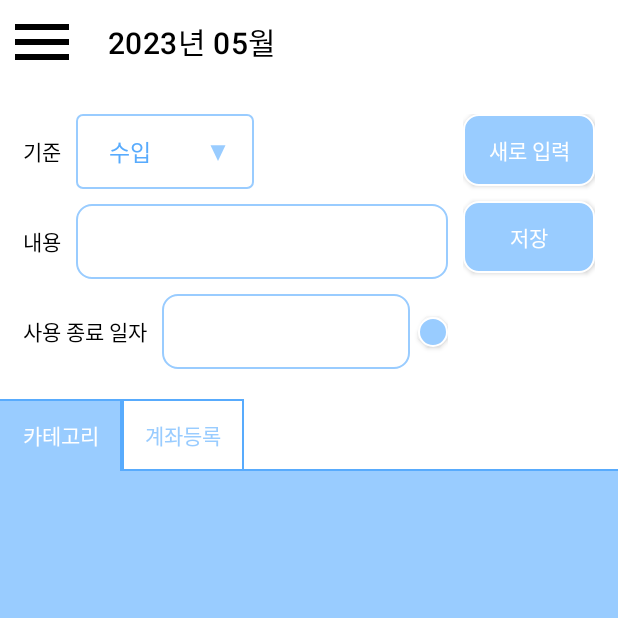
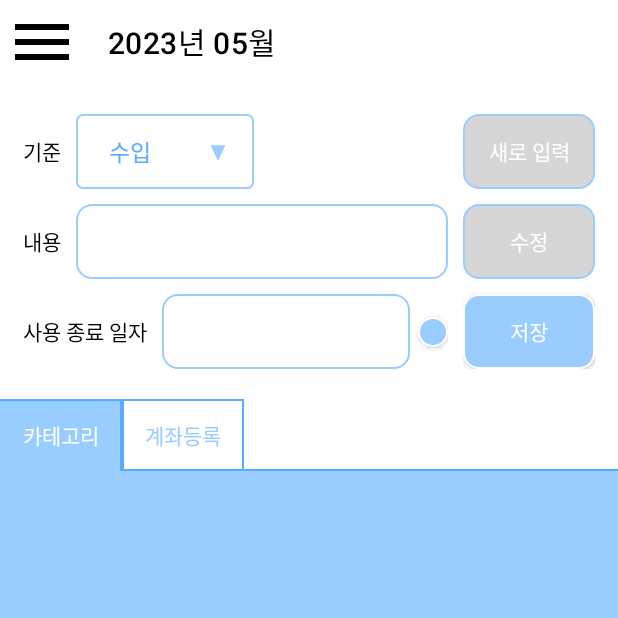
Before and after one commit to minGom0302/AccountBook, an Android app: the fragment CategorySettingFragment placed in its activity, after a tap on "새로 입력", on a phone screen of 412 x 824 dp, the top half of it. Run offline under Robolectric (Android 15) with nearby library versions, the phone set to English and light mode, and no system bars; our stand-ins replace data binding; libraries missing offline, so code that uses them is left out: com.prolificinteractive.materialcalendarview; 7 statements that could not run were skipped.

Commit message:
0511_create function category update

```diff
--- a/app/src/main/java/com/example/accountbook/fragment/CategorySettingFragment.java
+++ b/app/src/main/java/com/example/accountbook/fragment/CategorySettingFragment.java
@@ -15,10 +15,8 @@ import androidx.annotation.NonNull;
 import androidx.databinding.DataBindingUtil;
 import androidx.fragment.app.Fragment;
 import androidx.lifecycle.ViewModelProvider;
-import androidx.lifecycle.ViewModelStoreOwner;
 import androidx.recyclerview.widget.LinearLayoutManager;
 
-import android.util.Log;
 import android.view.LayoutInflater;
 import android.view.Menu;
 import android.view.MenuInflater;
@@ -27,7 +25,6 @@ import android.view.ViewGroup;
 import android.view.inputmethod.InputMethodManager;
 import android.widget.AdapterView;
 import android.widget.RadioGroup;
-import android.widget.Toast;
 
 import com.example.accountbook.R;
 import com.example.accountbook.activity.Popup_DatePicker;
@@ -52,10 +49,11 @@ public class CategorySettingFragment extends Fragment implements RadioGroup.OnCh
     private List<String[]> categoryList02;
     private List<CategoryDTO> categoryDTOS;
     private String category01, category02;
-    private int year, month;
+    private int year, month, categorySeq;
     private InputMethodManager imm;
     private CategoryAdapter_01 adapter_01;
     private int rbCheckValue = 0;
+    private boolean isModifyMode = false;
     private final Calendar calendar = Calendar.getInstance();
 
     @Override
@@ -96,30 +94,16 @@ public class CategorySettingFragment extends Fragment implements RadioGroup.OnCh
             binding.f04Recyclerview.setAdapter(adapter_01);
             binding.f04Recyclerview.setLayoutManager(new LinearLayoutManager(requireContext(), LinearLayoutManager.VERTICAL, false));
 
-            binding.f04SaveBtn.setEnabled(false);
-            binding.f04ContentsEt.setText("");
-            binding.f04ContentsEt.setEnabled(false);
-            binding.f04SpinnerCategory01.setEnabled(false);
-            binding.f04SpinnerCategory02.setEnabled(false);
-            binding.f04EndDayTv.setEnabled(false);
-            binding.f04EndDayTv.setText("");
+            setLayoutAndBtn(3, "", "", 0, 0, false);
 
             // recyclerview item 클릭 시 발생할 이벤트 > adapter 작성한 내용을 가져와서 작성
             adapter_01.setOnItemClickListener((v, categoryDTO) -> {
-                binding.f04SpinnerCategory01.setSelection(Arrays.asList(categoryList01.get(0)).indexOf(categoryDTO.getCategory01()));
-                binding.f04SpinnerCategory02.setSelection(Arrays.asList(categoryList02.get(0)).indexOf(categoryDTO.getCategory02()));
-                binding.f04ContentsEt.setText(categoryDTO.getContents());
-                binding.f04EndDayTv.setText(String.valueOf(categoryDTO.getStrEndDay()));
-                binding.f04ContentsEt.setEnabled(false);
-                binding.f04SpinnerCategory01.setEnabled(false);
-                binding.f04SpinnerCategory02.setEnabled(false);
-                binding.f04EndDayTv.setEnabled(false);
-                binding.f04SaveBtn.setEnabled(false);
+                this.categorySeq = categoryDTO.getSeq();
+                setLayoutAndBtn(0, categoryDTO.getContents(), categoryDTO.getStrEndDay(), Arrays.asList(categoryList01.get(0)).indexOf(categoryDTO.getCategory01())
+                        , Arrays.asList(categoryList02.get(0)).indexOf(categoryDTO.getCategory02()), false);
             });
             // recyclerview delete btn 클릭 시 발생할 이벤트
-            adapter_01.setOnItemDeleteListener((v, categoryDTO) ->
-                showDialog(0, "'" + categoryDTO.getContents() + "' 을(를) 삭제하시겠습니까?", categoryDTO)
-            );
+            adapter_01.setOnItemDeleteListener((v, categoryDTO) -> showDialog(0, "'" + categoryDTO.getContents() + "' 을(를) 삭제하시겠습니까?", categoryDTO));
         });
 
         // end day 클릭 이벤트
@@ -137,15 +121,12 @@ public class CategorySettingFragment extends Fragment implements RadioGroup.OnCh
         // 버튼 클릭 이벤트
         binding.f04NewBtn.setOnClickListener(v -> {
             hideKeyboard();
-            binding.f04EndDayTv.setText("");
-            binding.f04EndDayTv.setEnabled(true);
-            binding.f04ContentsEt.setText("");
-            binding.f04ContentsEt.setEnabled(true);
-            binding.f04SpinnerCategory01.setEnabled(true);
-            binding.f04SpinnerCategory02.setEnabled(true);
-            binding.f04SaveBtn.setEnabled(true);
-            binding.f04SpinnerCategory01.setSelection(0);
-            binding.f04SpinnerCategory02.setSelection(0);
+            isModifyMode = false;
+            setLayoutAndBtn(1, "", "", 0, 0, true);
+        });
+        binding.f04ModifyBtn.setOnClickListener(v -> {
+            isModifyMode = true;
+            setLayoutAndBtn(2, "", "", 0, 0, true);
         });
         binding.f04SaveBtn.setOnClickListener(v -> { // 새로운 카테고리/계좌 정보 저장
             hideKeyboard();
@@ -159,9 +140,16 @@ public class CategorySettingFragment extends Fragment implements RadioGroup.OnCh
             } else {
                 endDay = Integer.parseInt(binding.f04EndDayTv.getText().toString().replaceAll("-", ""));
             }
-            CategoryDTO insertDto = new CategoryDTO(userViewModel.getUserSeq(), category01 + category02 + String.format("%03d", categoryDTOS.size()+1)
-                                                    , category01 , category02, binding.f04ContentsEt.getText().toString(), endDay);
-            showDialog(2, "입력한 정보로 저장하시겠습니까?", insertDto);
+
+            if(isModifyMode) {
+                CategoryDTO modifyDto = new CategoryDTO(userViewModel.getUserSeq(), category01 + category02 + String.format("%03d", categoryDTOS.size())
+                        , category01, category02, binding.f04ContentsEt.getText().toString(), endDay);
+                showDialog(4, "입력한 정보로 수정하시겠습니까?", modifyDto);
+            } else {
+                CategoryDTO insertDto = new CategoryDTO(userViewModel.getUserSeq(), category01 + category02 + String.format("%03d", categoryDTOS.size()+1)
+                        , category01 , category02, binding.f04ContentsEt.getText().toString(), endDay);
+                showDialog(2, "입력한 정보로 저장하시겠습니까?", insertDto);
+            }
         });
     }
 
@@ -240,18 +228,31 @@ public class CategorySettingFragment extends Fragment implements RadioGroup.OnCh
             viewModel.setCategoryList(1); // recyclerview setting
             rbCheckValue = 1;
         }
-        binding.f04ContentsEt.setText("");
-        binding.f04ContentsEt.setEnabled(true);
-        binding.f04SpinnerCategory01.setEnabled(true);
-        binding.f04SpinnerCategory02.setEnabled(true);
-        binding.f04EndDayTv.setText("");
-        binding.f04EndDayTv.setEnabled(true);
     }
 
 
     // 키보드 내리기
     private void hideKeyboard() {
         imm.hideSoftInputFromWindow(binding.f04ContentsEt.getWindowToken(), 0);
+    }
+
+
+    // 위쪽 입력화면과 버튼 설정
+    private void setLayoutAndBtn(int cnd, String contents, String endDay, int spinner01, int spinner02, boolean isTrue) {
+        if(cnd != 2) {
+            binding.f04ContentsEt.setText(contents);
+            binding.f04EndDayTv.setText(endDay);
+            binding.f04SpinnerCategory01.setSelection(spinner01);
+            binding.f04SpinnerCategory02.setSelection(spinner02);
+        }
+
+        binding.f04ContentsEt.setEnabled(isTrue);
+        binding.f04EndDayTv.setEnabled(isTrue);
+        binding.f04SpinnerCategory01.setEnabled(isTrue);
+        binding.f04SpinnerCategory02.setEnabled(isTrue);
+        binding.f04NewBtn.setEnabled(cnd != 1);
+        binding.f04SaveBtn.setEnabled(isTrue);
+        binding.f04ModifyBtn.setEnabled(cnd == 0);
     }
 
 
@@ -269,6 +270,7 @@ public class CategorySettingFragment extends Fragment implements RadioGroup.OnCh
                     showDialog(1, "'" + dto.getContents() + "' (으)로 등록한 가계부 정보도 모두 삭제됩니다.\n그래도 삭제하시겠습니까?", dto);
                 else if (cnd == 1) viewModel.deleteCategory(dto, rbCheckValue);
                 else if (cnd == 2) viewModel.insertCategory(dto, rbCheckValue);
+                else if (cnd == 4) viewModel.updateCategory(dto, rbCheckValue, categorySeq);
             }));
             builder.setNegativeButton("아니오", ((dialogInterface, i) -> { }));
         } else {
--- a/app/src/main/java/com/example/accountbook/item/RetrofitAPI.java
+++ b/app/src/main/java/com/example/accountbook/item/RetrofitAPI.java
@@ -39,6 +39,16 @@ public interface RetrofitAPI {
     @POST("category/insert")
     Call<Integer> insertCategoryInfo(
             @Query("userSeq") int userSeq,
+            @Query("code") String code,
+            @Query("category01") String category01,
+            @Query("category02") String category02,
+            @Query("contents") String contents,
+            @Query("endDay") int endDay
+    );
+
+    @PUT("category/update/{seq}")
+    Call<Integer> updateCategoryInfo(
+            @Path("seq") int seq,
             @Query("code") String code,
             @Query("category01") String category01,
             @Query("category02") String category02,
--- a/app/src/main/java/com/example/accountbook/viewmodel/CategorySettingViewModel.java
+++ b/app/src/main/java/com/example/accountbook/viewmodel/CategorySettingViewModel.java
@@ -80,6 +80,11 @@ public class CategorySettingViewModel extends ViewModel {
         model.insertCategory(dto);
     }
 
+    public void updateCategory(CategoryDTO dto, int categoryType, int seq) {
+        categoryListInteger = categoryType;
+        model.updateCategory(dto, seq);
+    }
+
     // 카테고리 삭제
     public void deleteCategory(CategoryDTO dto, int categoryType) {
         categoryListInteger = categoryType;
--- a/app/src/main/res/drawable/btn_click01.xml
+++ b/app/src/main/res/drawable/btn_click01.xml
@@ -6,4 +6,7 @@
     <item
         android:state_enabled="true"
         android:drawable="@drawable/background_rectangle_lightblue"/>
+    <item
+        android:state_enabled="false"
+        android:drawable="@drawable/background_rectangle_gray"/>
 </selector>
--- a/app/src/main/res/layout/fragment_category_setting.xml
+++ b/app/src/main/res/layout/fragment_category_setting.xml
@@ -126,18 +126,29 @@
                 <androidx.appcompat.widget.AppCompatButton
                     android:id="@+id/f04_newBtn"
                     android:layout_width="wrap_content"
-                    android:layout_height="wrap_content"
+                    android:layout_height="0dp"
+                    android:layout_weight="1"
                     android:background="@drawable/btn_click01"
                     android:text="@string/newInput"
                     android:textColor="@color/white"/>
                 <androidx.appcompat.widget.AppCompatButton
+                    android:id="@+id/f04_modifyBtn"
+                    android:layout_width="wrap_content"
+                    android:layout_height="0dp"
+                    android:layout_weight="1"
+                    android:layout_marginTop="10dp"
+                    android:background="@drawable/btn_click01"
+                    android:text="@string/modify"
+                    android:textColor="@color/white"/>
+                <androidx.appcompat.widget.AppCompatButton
                     android:id="@+id/f04_saveBtn"
                     android:layout_width="wrap_content"
-                    android:layout_height="wrap_content"
+                    android:layout_height="0dp"
+                    android:layout_weight="1"
                     android:layout_marginTop="10dp"
                     android:background="@drawable/btn_click01"
                     android:text="@string/save"
-                    android:textColor="@color/white"/>/
+                    android:textColor="@color/white"/>
             </LinearLayout>
         </LinearLayout>
 
--- a/app/src/main/res/values/strings.xml
+++ b/app/src/main/res/values/strings.xml
@@ -48,6 +48,7 @@
     <string name="bankAndCard">계좌/카드</string>
     <string name="endDay">사용 종료 일자</string>
     <string name="arrow">→</string>
+    <string name="modify">수정</string>
 
 
     <string name="text01">※ 둘 중 하나 선택</string>
```
Also changed, not shown: app/src/main/java/com/example/accountbook/model/CategorySettingModel.java (+18 -0 lines).
